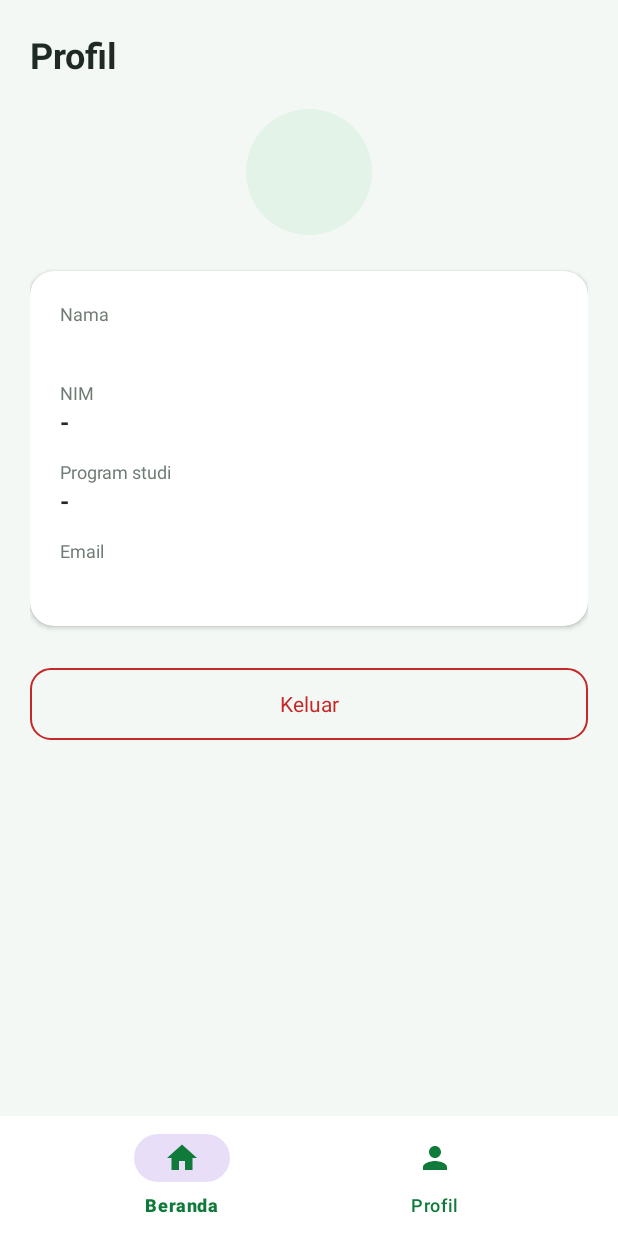
After one commit to rahmakhairiah1-debug/KampusRide, an Android app: the fragment ProfileFragment placed in its activity, on a phone screen of 412 x 824 dp. The commit adds this screen. Run offline under Robolectric (Android 15) with nearby library versions, the phone set to English and light mode, and no system bars; our stand-ins replace Firebase (no records; nobody signed in at launch, a user with empty details on screens opened directly).

Commit message:
Tambah navigasi bawah, beranda, dan profil

```diff
--- a/app/build.gradle.kts
+++ b/app/build.gradle.kts
@@ -45,6 +45,7 @@ dependencies {
     implementation(libs.androidx.constraintlayout)
     implementation(libs.androidx.core.ktx)
     implementation(libs.material)
+    implementation("androidx.fragment:fragment-ktx:1.8.5")
     implementation("androidx.lifecycle:lifecycle-viewmodel-ktx:2.8.7")
     implementation("androidx.lifecycle:lifecycle-livedata-ktx:2.8.7")
     implementation("androidx.lifecycle:lifecycle-runtime-ktx:2.8.7")
--- a/app/src/main/java/com/example/kampusride/MainActivity.kt
+++ b/app/src/main/java/com/example/kampusride/MainActivity.kt
@@ -1,40 +1,63 @@
 package com.example.kampusride
 
+import android.Manifest
 import android.content.Intent
+import android.content.pm.PackageManager
+import android.os.Build
 import android.os.Bundle
+import androidx.activity.result.contract.ActivityResultContracts
+import androidx.activity.viewModels
+import androidx.core.content.ContextCompat
+import androidx.fragment.app.Fragment
 import com.example.kampusride.data.repository.AuthRepository
 import com.example.kampusride.databinding.ActivityMainBinding
 import com.example.kampusride.ui.BaseActivity
 import com.example.kampusride.ui.auth.LoginActivity
+import com.example.kampusride.ui.home.HomeFragment
+import com.example.kampusride.ui.profile.ProfileFragment
 import com.example.kampusride.util.applySystemBarsPadding
 
-/** Layar sementara setelah login. Akan diganti dengan navigasi bawah pada tahap berikutnya. */
 class MainActivity : BaseActivity() {
+
+    private lateinit var binding: ActivityMainBinding
 
     override fun onCreate(savedInstanceState: Bundle?) {
         super.onCreate(savedInstanceState)
 
         // Pengaman: jika sesi login sudah tidak ada, kembali ke halaman login
         if (!AuthRepository().isLoggedIn()) {
-            goToLogin()
+            startActivity(
+                Intent(this, LoginActivity::class.java)
+                    .addFlags(Intent.FLAG_ACTIVITY_NEW_TASK or Intent.FLAG_ACTIVITY_CLEAR_TASK)
+            )
+            finish()
             return
         }
 
-        val binding = ActivityMainBinding.inflate(layoutInflater)
+        binding = ActivityMainBinding.inflate(layoutInflater)
         setContentView(binding.root)
-        binding.root.applySystemBarsPadding()
+        // Padding bawah ditangani sendiri oleh BottomNavigationView
+        binding.root.applySystemBarsPadding(bottom = false)
 
-        binding.btnLogout.setOnClickListener {
-            AuthRepository().logout()
-            goToLogin()
+        binding.bottomNavigation.setOnItemSelectedListener { item ->
+            val fragment: Fragment = when (item.itemId) {
+                R.id.nav_home -> HomeFragment()
+                R.id.nav_profile -> ProfileFragment()
+                else -> return@setOnItemSelectedListener false
+            }
+            supportFragmentManager.beginTransaction()
+                .replace(R.id.fragmentContainer, fragment)
+                .commit()
+            true
+        }
+        binding.bottomNavigation.setOnItemReselectedListener { }
+
+        if (savedInstanceState == null) {
+            binding.bottomNavigation.selectedItemId = R.id.nav_home
         }
     }
 
-    private fun goToLogin() {
-        startActivity(
-            Intent(this, LoginActivity::class.java)
-                .addFlags(Intent.FLAG_ACTIVITY_NEW_TASK or Intent.FLAG_ACTIVITY_CLEAR_TASK)
-        )
-        finish()
+    fun navigateTo(menuId: Int) {
+        binding.bottomNavigation.selectedItemId = menuId
     }
 }
--- /dev/null
+++ b/app/src/main/java/com/example/kampusride/ui/profile/ProfileFragment.kt
@@ -0,0 +1,78 @@
+package com.example.kampusride.ui.profile
+
+import android.content.Intent
+import android.os.Bundle
+import android.view.LayoutInflater
+import android.view.View
+import android.view.ViewGroup
+import androidx.fragment.app.Fragment
+import androidx.fragment.app.activityViewModels
+import com.example.kampusride.R
+import com.example.kampusride.databinding.FragmentProfileBinding
+import com.example.kampusride.ui.auth.LoginActivity
+import com.example.kampusride.util.UiState
+import com.example.kampusride.util.setVisible
+import com.google.android.material.dialog.MaterialAlertDialogBuilder
+
+class ProfileFragment : Fragment() {
+
+    private var _binding: FragmentProfileBinding? = null
+    private val binding get() = _binding!!
+
+    private val viewModel: ProfileViewModel by activityViewModels()
+
+    override fun onCreateView(
+        inflater: LayoutInflater,
+        container: ViewGroup?,
+        savedInstanceState: Bundle?
+    ): View {
+        _binding = FragmentProfileBinding.inflate(inflater, container, false)
+        return binding.root
+    }
+
+    override fun onViewCreated(view: View, savedInstanceState: Bundle?) {
+        super.onViewCreated(view, savedInstanceState)
+
+        binding.btnRetry.setOnClickListener { viewModel.load() }
+        binding.btnLogout.setOnClickListener { confirmLogout() }
+
+        viewModel.state.observe(viewLifecycleOwner) { state ->
+            binding.progressBar.setVisible(state is UiState.Loading)
+            binding.layoutError.setVisible(state is UiState.Error)
+            binding.layoutContent.setVisible(state is UiState.Success)
+            when (state) {
+                is UiState.Error -> binding.tvError.text = state.message
+                is UiState.Success -> {
+                    val user = state.data
+                    binding.tvAvatar.text = user.nama.take(1).uppercase()
+                    binding.tvName.text = user.nama
+                    binding.tvNim.text = user.nim
+                    binding.tvJurusan.text = user.jurusan
+                    binding.tvEmail.text = user.email
+                }
+                else -> Unit
+            }
+        }
+    }
+
+    private fun confirmLogout() {
+        MaterialAlertDialogBuilder(requireContext())
+            .setTitle(R.string.logout_title)
+            .setMessage(R.string.logout_message)
+            .setNegativeButton(R.string.btn_cancel, null)
+            .setPositiveButton(R.string.btn_yes_logout) { _, _ ->
+                viewModel.logout()
+                startActivity(
+                    Intent(requireContext(), LoginActivity::class.java)
+                        .addFlags(Intent.FLAG_ACTIVITY_NEW_TASK or Intent.FLAG_ACTIVITY_CLEAR_TASK)
+                )
+                requireActivity().finish()
+            }
+            .show()
+    }
+
+    override fun onDestroyView() {
+        _binding = null
+        super.onDestroyView()
+    }
+}
--- /dev/null
+++ b/app/src/main/java/com/example/kampusride/ui/profile/ProfileViewModel.kt
@@ -0,0 +1,42 @@
+package com.example.kampusride.ui.profile
+
+import android.app.Application
+import androidx.lifecycle.AndroidViewModel
+import androidx.lifecycle.LiveData
+import androidx.lifecycle.MutableLiveData
+import androidx.lifecycle.viewModelScope
+import com.example.kampusride.data.model.User
+import com.example.kampusride.data.repository.AuthRepository
+import com.example.kampusride.util.AppConfig
+import com.example.kampusride.util.ErrorMapper
+import com.example.kampusride.util.UiState
+import kotlinx.coroutines.launch
+import kotlinx.coroutines.withTimeout
+
+class ProfileViewModel(application: Application) : AndroidViewModel(application) {
+
+    private val repository = AuthRepository()
+
+    private val _state = MutableLiveData<UiState<User>>(UiState.Loading)
+    val state: LiveData<UiState<User>> = _state
+
+    init {
+        load()
+    }
+
+    fun load() {
+        _state.value = UiState.Loading
+        viewModelScope.launch {
+            try {
+                val user = withTimeout(AppConfig.TIMEOUT_MS) { repository.getUserProfile() }
+                _state.value = UiState.Success(user)
+            } catch (e: Exception) {
+                _state.value = UiState.Error(ErrorMapper.message(getApplication(), e))
+            }
+        }
+    }
+
+    fun logout() {
+        repository.logout()
+    }
+}
--- a/app/src/main/res/layout/activity_main.xml
+++ b/app/src/main/res/layout/activity_main.xml
@@ -5,24 +5,23 @@
     android:layout_width="match_parent"
     android:layout_height="match_parent"
     android:background="@color/background"
-    android:gravity="center"
-    android:orientation="vertical"
-    android:padding="24dp">
+    android:orientation="vertical">
 
-    <TextView
-        android:id="@+id/tvWelcome"
-        android:layout_width="wrap_content"
+    <FrameLayout
+        android:id="@+id/fragmentContainer"
+        android:layout_width="match_parent"
+        android:layout_height="0dp"
+        android:layout_weight="1" />
+
+    <com.google.android.material.bottomnavigation.BottomNavigationView
+        android:id="@+id/bottomNavigation"
+        android:layout_width="match_parent"
         android:layout_height="wrap_content"
-        android:text="@string/home_greeting_default"
-        android:textColor="@color/text_dark"
-        android:textSize="24sp"
-        android:textStyle="bold" />
+        android:background="@color/white"
+        app:itemIconTint="@color/primary"
+        app:itemTextColor="@color/primary"
+        app:labelVisibilityMode="labeled"
+        app:menu="@menu/bottom_nav_menu"
+        app:paddingBottomSystemWindowInsets="true" />
 
-    <com.google.android.material.button.MaterialButton
-        android:id="@+id/btnLogout"
-        android:layout_width="wrap_content"
-        android:layout_height="wrap_content"
-        android:layout_marginTop="24dp"
-        android:text="@string/btn_logout"
-        app:cornerRadius="14dp" />
 </LinearLayout>
--- /dev/null
+++ b/app/src/main/res/layout/fragment_profile.xml
@@ -0,0 +1,169 @@
+<?xml version="1.0" encoding="utf-8"?>
+<androidx.core.widget.NestedScrollView xmlns:android="http://schemas.android.com/apk/res/android"
+    xmlns:app="http://schemas.android.com/apk/res-auto"
+    xmlns:tools="http://schemas.android.com/tools"
+    android:layout_width="match_parent"
+    android:layout_height="match_parent"
+    android:background="@color/background"
+    android:fillViewport="true">
+
+    <LinearLayout
+        android:layout_width="match_parent"
+        android:layout_height="wrap_content"
+        android:orientation="vertical"
+        android:padding="20dp">
+
+        <TextView
+            android:layout_width="wrap_content"
+            android:layout_height="wrap_content"
+            android:text="@string/profile_title"
+            android:textColor="@color/text_dark"
+            android:textSize="24sp"
+            android:textStyle="bold" />
+
+        <com.google.android.material.progressindicator.CircularProgressIndicator
+            android:id="@+id/progressBar"
+            android:layout_width="wrap_content"
+            android:layout_height="wrap_content"
+            android:layout_gravity="center_horizontal"
+            android:layout_marginTop="32dp"
+            android:indeterminate="true" />
+
+        <LinearLayout
+            android:id="@+id/layoutError"
+            android:layout_width="match_parent"
+            android:layout_height="wrap_content"
+            android:layout_marginTop="24dp"
+            android:gravity="center"
+            android:orientation="vertical"
+            android:visibility="gone">
+
+            <TextView
+                android:id="@+id/tvError"
+                android:layout_width="match_parent"
+                android:layout_height="wrap_content"
+                android:gravity="center"
+                android:textColor="@color/red"
+                android:textSize="14sp" />
+
+            <com.google.android.material.button.MaterialButton
+                android:id="@+id/btnRetry"
+                android:layout_width="wrap_content"
+                android:layout_height="wrap_content"
+                android:layout_marginTop="12dp"
+                android:text="@string/btn_retry" />
+        </LinearLayout>
+
+        <LinearLayout
+            android:id="@+id/layoutContent"
+            android:layout_width="match_parent"
+            android:layout_height="wrap_content"
+            android:orientation="vertical"
+            android:visibility="gone">
+
+            <TextView
+                android:id="@+id/tvAvatar"
+                android:layout_width="84dp"
+                android:layout_height="84dp"
+                android:layout_gravity="center_horizontal"
+                android:layout_marginTop="20dp"
+                android:background="@drawable/bg_icon_circle"
+                android:gravity="center"
+                android:textColor="@color/primary"
+                android:textSize="32sp"
+                android:textStyle="bold"
+                tools:text="K" />
+
+            <com.google.android.material.card.MaterialCardView
+                android:layout_width="match_parent"
+                android:layout_height="wrap_content"
+                android:layout_marginTop="24dp"
+                app:cardBackgroundColor="@color/white"
+                app:cardCornerRadius="16dp"
+                app:cardElevation="2dp"
+                app:strokeWidth="0dp">
+
+                <LinearLayout
+                    android:layout_width="match_parent"
+                    android:layout_height="wrap_content"
+                    android:orientation="vertical"
+                    android:padding="20dp">
+
+                    <TextView
+                        android:layout_width="wrap_content"
+                        android:layout_height="wrap_content"
+                        android:text="@string/label_name"
+                        android:textColor="@color/text_gray"
+                        android:textSize="12sp" />
+
+                    <TextView
+                        android:id="@+id/tvName"
+                        android:layout_width="match_parent"
+                        android:layout_height="wrap_content"
+                        android:layout_marginBottom="14dp"
+                        android:textColor="@color/text_dark"
+                        android:textSize="16sp"
+                        android:textStyle="bold" />
+
+                    <TextView
+                        android:layout_width="wrap_content"
+                        android:layout_height="wrap_content"
+                        android:text="@string/label_nim"
+                        android:textColor="@color/text_gray"
+                        android:textSize="12sp" />
+
+                    <TextView
+                        android:id="@+id/tvNim"
+                        android:layout_width="match_parent"
+                        android:layout_height="wrap_content"
+                        android:layout_marginBottom="14dp"
+                        android:textColor="@color/text_dark"
+                        android:textSize="16sp"
+                        android:textStyle="bold" />
+
+                    <TextView
+                        android:layout_width="wrap_content"
+                        android:layout_height="wrap_content"
+                        android:text="@string/label_prodi"
+                        android:textColor="@color/text_gray"
+                        android:textSize="12sp" />
+
+                    <TextView
+                        android:id="@+id/tvJurusan"
+                        android:layout_width="match_parent"
+                        android:layout_height="wrap_content"
+                        android:layout_marginBottom="14dp"
+                        android:textColor="@color/text_dark"
+                        android:textSize="16sp"
+                        android:textStyle="bold" />
+
+                    <TextView
+                        android:layout_width="wrap_content"
+                        android:layout_height="wrap_content"
+                        android:text="@string/label_email"
+                        android:textColor="@color/text_gray"
+                        android:textSize="12sp" />
+
+                    <TextView
+                        android:id="@+id/tvEmail"
+                        android:layout_width="match_parent"
+                        android:layout_height="wrap_content"
+                        android:textColor="@color/text_dark"
+                        android:textSize="16sp"
+                        android:textStyle="bold" />
+                </LinearLayout>
+            </com.google.android.material.card.MaterialCardView>
+
+            <com.google.android.material.button.MaterialButton
+                android:id="@+id/btnLogout"
+                style="@style/Widget.Material3.Button.OutlinedButton"
+                android:layout_width="match_parent"
+                android:layout_height="56dp"
+                android:layout_marginTop="24dp"
+                android:text="@string/btn_logout"
+                android:textColor="@color/red"
+                app:cornerRadius="14dp"
+                app:strokeColor="@color/red" />
+        </LinearLayout>
+    </LinearLayout>
+</androidx.core.widget.NestedScrollView>
--- /dev/null
+++ b/app/src/main/res/menu/bottom_nav_menu.xml
@@ -0,0 +1,5 @@
+<?xml version="1.0" encoding="utf-8"?>
+<menu xmlns:android="http://schemas.android.com/apk/res/android">
+    <item android:id="@+id/nav_home" android:icon="@drawable/ic_home" android:title="@string/nav_home" />
+    <item android:id="@+id/nav_profile" android:icon="@drawable/ic_person" android:title="@string/nav_profile" />
+</menu>
```
Also changed, not shown: app/src/main/java/com/example/kampusride/ui/home/HomeFragment.kt (added, +52 -0 lines), app/src/main/res/layout/fragment_home.xml (added, +140 -0 lines).
